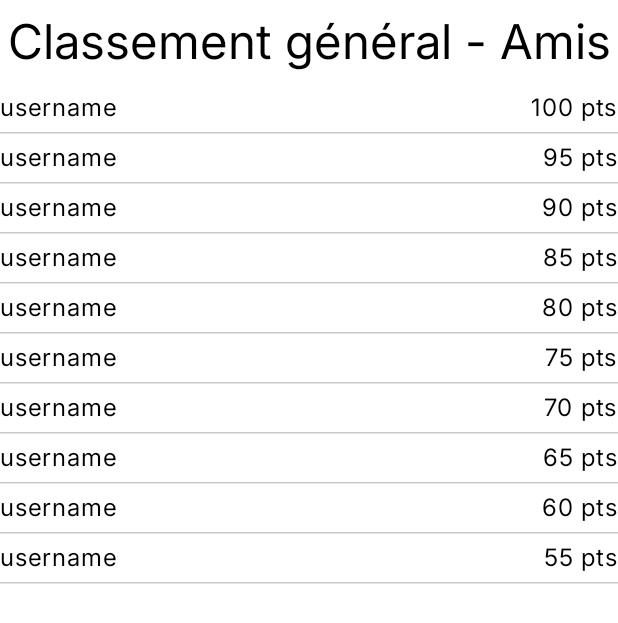
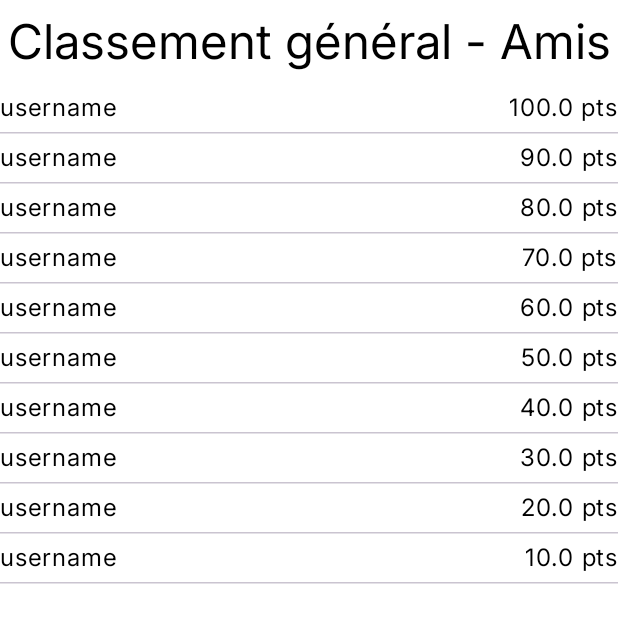
Before and after one commit to Mriou56/projet_defis, an Android app built with Jetpack Compose: the @Preview function FriendRankingSectionPreview, on a phone screen of 412 x 824 dp. Shown: the top 623 px of the screen. Run offline under Robolectric (Android 15) with nearby library versions, the phone set to English and light mode, and no system bars.

Commit message:
Gestion des classements

```diff
--- a/app/src/main/java/ca/uqac/friendschallenge/components/friend/FriendRankingSection.kt
+++ b/app/src/main/java/ca/uqac/friendschallenge/components/friend/FriendRankingSection.kt
@@ -32,6 +32,7 @@ fun FriendRankingSection(friends: List<FriendModel>) {
         )
 
         friends.filter { it.status == FriendStatus.ACCEPTED }
+            .sortedByDescending { it.totalScore }
             .forEachIndexed { index, friend ->
                 Row(
                     modifier = Modifier
@@ -40,7 +41,7 @@ fun FriendRankingSection(friends: List<FriendModel>) {
                     horizontalArrangement = Arrangement.SpaceBetween
                 ) {
                     Text(friend.friendName, style = MaterialTheme.typography.bodyLarge)
-                    Text("${100 - index * 5} pts", style = MaterialTheme.typography.bodyLarge)
+                    Text("${friend.totalScore} pts", style = MaterialTheme.typography.bodyLarge)
                 }
                 HorizontalDivider()
             }
@@ -51,16 +52,16 @@ fun FriendRankingSection(friends: List<FriendModel>) {
 @Composable
 fun FriendRankingSectionPreview() {
     val friends = listOf(
-        FriendModel("1", "username", FriendStatus.ACCEPTED, "1", Timestamp.now()),
-        FriendModel("2", "username", FriendStatus.ACCEPTED, "1", Timestamp.now()),
-        FriendModel("3", "username", FriendStatus.ACCEPTED, "1", Timestamp.now()),
-        FriendModel("4", "username", FriendStatus.ACCEPTED, "1", Timestamp.now()),
-        FriendModel("5", "username", FriendStatus.ACCEPTED, "1", Timestamp.now()),
-        FriendModel("6", "username", FriendStatus.ACCEPTED, "1", Timestamp.now()),
-        FriendModel("7", "username", FriendStatus.ACCEPTED, "1", Timestamp.now()),
-        FriendModel("8", "username", FriendStatus.ACCEPTED, "1", Timestamp.now()),
-        FriendModel("9", "username", FriendStatus.ACCEPTED, "1", Timestamp.now()),
-        FriendModel("10", "username", FriendStatus.ACCEPTED, "1", Timestamp.now()),
+        FriendModel("1", "username", FriendStatus.ACCEPTED, "1", Timestamp.now(), 100.0, 10.0),
+        FriendModel("2", "username", FriendStatus.ACCEPTED, "1", Timestamp.now(), 90.0, 9.0),
+        FriendModel("3", "username", FriendStatus.ACCEPTED, "1", Timestamp.now(), 80.0, 8.0),
+        FriendModel("4", "username", FriendStatus.ACCEPTED, "1", Timestamp.now(), 70.0, 7.0),
+        FriendModel("5", "username", FriendStatus.ACCEPTED, "1", Timestamp.now(), 60.0, 6.0),
+        FriendModel("6", "username", FriendStatus.ACCEPTED, "1", Timestamp.now(), 50.0, 5.0),
+        FriendModel("7", "username", FriendStatus.ACCEPTED, "1", Timestamp.now(), 40.0, 4.0),
+        FriendModel("8", "username", FriendStatus.ACCEPTED, "1", Timestamp.now(), 30.0, 3.0),
+        FriendModel("9", "username", FriendStatus.ACCEPTED, "1", Timestamp.now(), 20.0, 2.0),
+        FriendModel("10", "username", FriendStatus.ACCEPTED, "1", Timestamp.now(), 10.0, 1.0),
     )
     FriendsChallengeTheme {
         FriendRankingSection(friends = friends)
--- a/app/src/main/java/ca/uqac/friendschallenge/components/friend/FriendSearchResultItem.kt
+++ b/app/src/main/java/ca/uqac/friendschallenge/components/friend/FriendSearchResultItem.kt
@@ -48,7 +48,7 @@ fun FriendSearchResultItem(
 fun FriendSearchResultItemPreview() {
     FriendsChallengeTheme {
         FriendSearchResultItem(
-            user = UserModel("1", "username", "email"),
+            user = UserModel("1", "username", "email", 0.0, 0.0),
             alreadyRequested = false,
             onAddFriend = {}
         )
--- a/app/src/main/java/ca/uqac/friendschallenge/model/FriendModel.kt
+++ b/app/src/main/java/ca/uqac/friendschallenge/model/FriendModel.kt
@@ -7,7 +7,9 @@ data class FriendModel(
     val friendName: String,
     val status: FriendStatus,
     val sentBy: String,
-    val createdAt: Timestamp
+    val createdAt: Timestamp,
+    val totalScore: Double,
+    val scoreSemaine: Double,
 )
 
 enum class FriendStatus {
--- /dev/null
+++ b/app/src/main/java/ca/uqac/friendschallenge/model/PlayerScoreModel.kt
@@ -0,0 +1,6 @@
+package ca.uqac.friendschallenge.model
+
+data class PlayerScore(
+    val name: String,
+    val scoreSemaine: Double
+)
--- a/app/src/main/java/ca/uqac/friendschallenge/model/UserModel.kt
+++ b/app/src/main/java/ca/uqac/friendschallenge/model/UserModel.kt
@@ -3,5 +3,7 @@ package ca.uqac.friendschallenge.model
 data class UserModel(
     val uid: String,
     val username: String,
-    val email: String
+    val email: String,
+    val totalScore: Double,
+    val scoreSemaine: Double,
 )
--- a/app/src/main/java/ca/uqac/friendschallenge/navigation/AppNavHost.kt
+++ b/app/src/main/java/ca/uqac/friendschallenge/navigation/AppNavHost.kt
@@ -57,7 +57,9 @@ fun AppNavHost(
             )
         }
         composable(route = AppScreen.Leaderboard.name) {
-            LeaderboardScreen()
+            LeaderboardScreen(
+                currentUser = authState.userModel ?: error("User not found")
+            )
         }
         composable(route = AppScreen.Vote.name) {
             VoteScreen(currentUser = authState.userModel ?: error("User not found"))
--- a/app/src/main/java/ca/uqac/friendschallenge/screen/FriendScreen.kt
+++ b/app/src/main/java/ca/uqac/friendschallenge/screen/FriendScreen.kt
@@ -82,6 +82,6 @@ fun FriendScreen(
 @Composable
 fun PreviewFriends(){
     FriendScreen(
-        currentUser = UserModel("uid", "username", "email")
+        currentUser = UserModel("uid", "username", "email", 0.0, 0.0),
     )
 }
--- a/app/src/main/java/ca/uqac/friendschallenge/screen/ProfileScreen.kt
+++ b/app/src/main/java/ca/uqac/friendschallenge/screen/ProfileScreen.kt
@@ -154,7 +154,7 @@ fun PictureGrid(images: List<ImageModel>) {
 fun PreviewProfileScreen(showBackground: Boolean = true) {
     FriendsChallengeTheme {
         ProfileScreen(
-            userModel = UserModel("uid", "username", "email"),
+            userModel = UserModel("uid", "username", "email", 0.0, 0.0),
             onLogoutButtonClicked = {}
         )
     }
```
Also changed, not shown: app/src/main/java/ca/uqac/friendschallenge/components/friend/FriendSearchBar.kt (+4 -4 lines), app/src/main/java/ca/uqac/friendschallenge/components/friend/SearchResultsList.kt (+4 -4 lines), app/src/main/java/ca/uqac/friendschallenge/screen/LeaderboardScreen.kt (+82 -70 lines), app/src/main/java/ca/uqac/friendschallenge/utils/FirebaseHelper.kt (+53 -10 lines), app/src/main/java/ca/uqac/friendschallenge/viewmodel/FriendScreenViewModel.kt (+4 -4 lines).
